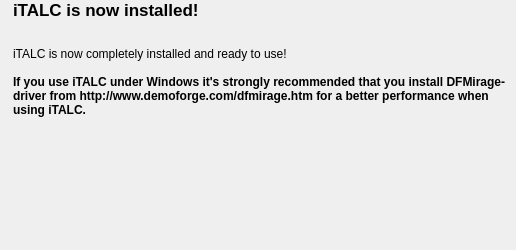
Old version of the form setup/dialogs/page_setup_finished.ui in the repository veyon/veyon.
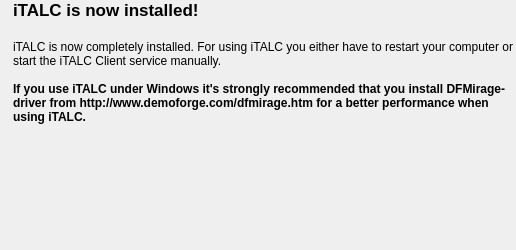
New version of the form. Icons and pictures are not drawn.

What changed in the file:
```diff
--- a/setup/dialogs/page_setup_finished.ui
+++ b/setup/dialogs/page_setup_finished.ui
@@ -61,7 +61,7 @@
         <string>&lt;html>&lt;head>&lt;meta name="qrichtext" content="1" />&lt;style type="text/css">
 p, li { white-space: pre-wrap; }
 &lt;/style>&lt;/head>&lt;body style=" font-family:'Sans Serif'; font-size:9pt; font-weight:400; font-style:normal; text-decoration:none;">
-&lt;p style=" margin-top:0px; margin-bottom:0px; margin-left:0px; margin-right:0px; -qt-block-indent:0; text-indent:0px;">iTALC is now completely installed and ready to use!&lt;/p>
+&lt;p style=" margin-top:0px; margin-bottom:0px; margin-left:0px; margin-right:0px; -qt-block-indent:0; text-indent:0px;">iTALC is now completely installed. For using iTALC you either have to restart your computer or start the iTALC Client service manually.&lt;/p>
 &lt;p style="-qt-paragraph-type:empty; margin-top:0px; margin-bottom:0px; margin-left:0px; margin-right:0px; -qt-block-indent:0; text-indent:0px;">&lt;/p>
 &lt;p style=" margin-top:0px; margin-bottom:0px; margin-left:0px; margin-right:0px; -qt-block-indent:0; text-indent:0px;">&lt;span style=" font-weight:600;">If you use iTALC under Windows it's strongly recommended that you install DFMirage-driver from http://www.demoforge.com/dfmirage.htm for a better performance when using iTALC.&lt;/span>&lt;/p>&lt;/body>&lt;/html></string>
        </property>
```
